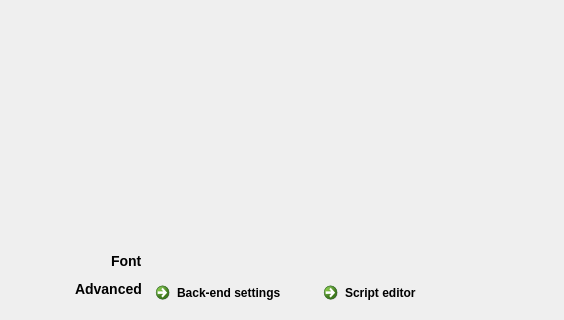
The window that resources/ui/general_widget.ui (open-cogsci/OpenSesame) describes before a commit, drawn with Qt 5; both pictures show x 138 to 702 and y 532 to 852 of the 829 by 852 pixel window.
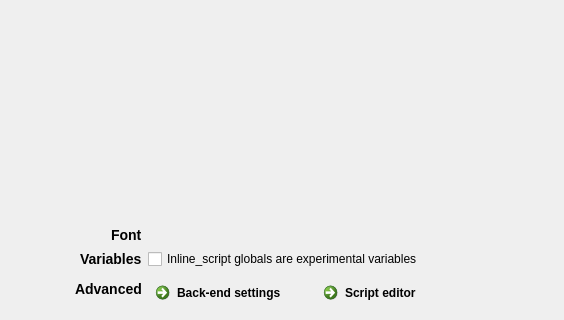
The same window after the commit. Custom widgets are drawn as their Qt base class.

Commit message: Implement module-style inline_scripts

Patch:
```diff
--- a/resources/ui/general_widget.ui
+++ b/resources/ui/general_widget.ui
@@ -229,7 +229,7 @@
            </layout>
           </widget>
          </item>
-         <item row="5" column="0">
+         <item row="6" column="0">
           <widget class="QLabel" name="label_11">
            <property name="text">
             <string>&lt;h3&gt;Advanced&lt;/h3&gt;</string>
@@ -246,7 +246,7 @@
            </property>
           </widget>
          </item>
-         <item row="5" column="1">
+         <item row="6" column="1">
           <widget class="QFrame" name="frame_advanced">
            <property name="sizePolicy">
             <sizepolicy hsizetype="Fixed" vsizetype="Preferred">
@@ -284,6 +284,23 @@
            </layout>
           </widget>
          </item>
+         <item row="5" column="1">
+          <widget class="QCheckBox" name="checkBox">
+           <property name="text">
+            <string>Inline_script globals are experimental variables</string>
+           </property>
+          </widget>
+         </item>
+         <item row="5" column="0">
+          <widget class="QLabel" name="label_7">
+           <property name="text">
+            <string>&lt;h3&gt;Variables&lt;/h3&gt;</string>
+           </property>
+           <property name="textFormat">
+            <enum>Qt::AutoText</enum>
+           </property>
+          </widget>
+         </item>
         </layout>
        </widget>
       </item>
```
The commit also changes 4 other files.
